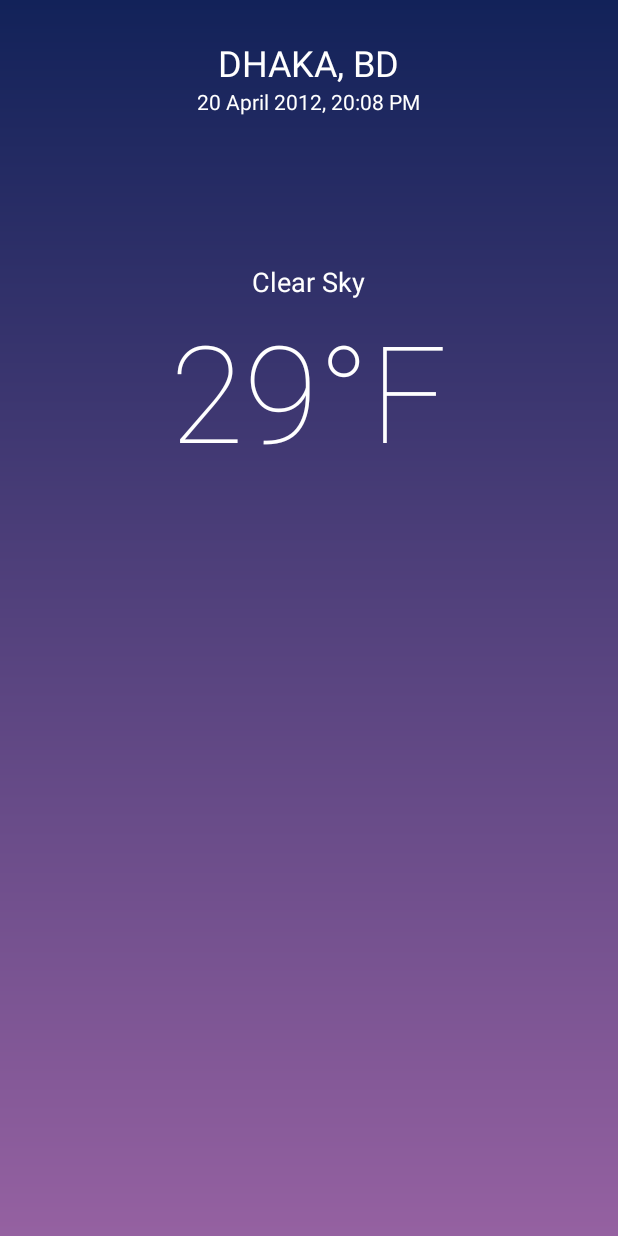
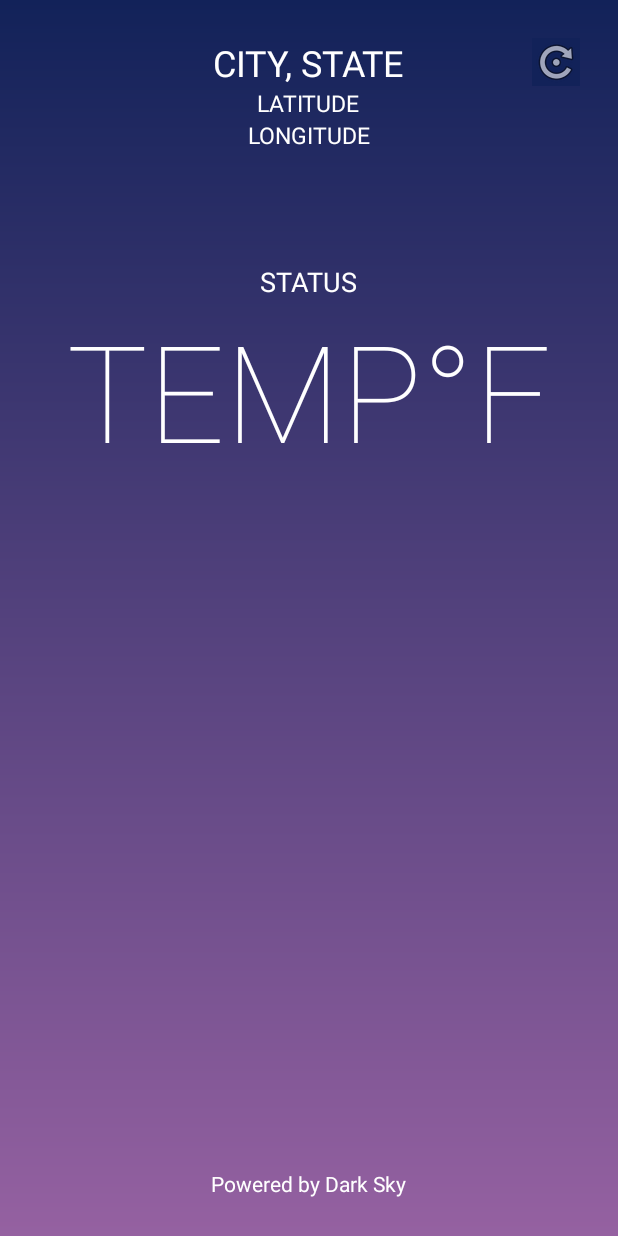
Before and after one commit to HCL212/AndroidWeather, an Android app: the screen it shows after launch (MainActivity), on a phone screen of 412 x 824 dp. Run offline under Robolectric (Android 15) with nearby library versions, the phone set to English and light mode, and no system bars.

```diff
--- a/app/build.gradle
+++ b/app/build.gradle
@@ -30,4 +30,5 @@ dependencies {
     androidTestImplementation 'androidx.test.espresso:espresso-core:3.2.0'
     implementation 'com.squareup.retrofit2:retrofit:2.6.2'
     implementation 'com.squareup.retrofit2:converter-gson:2.6.2'
+    implementation 'com.google.android.gms:play-services-location:17.0.0'
 }
--- a/app/src/main/java/com/example/androidweather/MainActivity.java
+++ /dev/null
@@ -1,78 +0,0 @@
-package com.example.androidweather;
-
-import androidx.appcompat.app.AppCompatActivity;
-
-import android.os.Bundle;
-import android.util.Log;
-import android.widget.TextView;
-
-import com.example.androidweather.model.Example;
-import com.example.androidweather.services.RetrofitInstance;
-import com.example.androidweather.services.WeatherService;
-
-import retrofit2.Call;
-import retrofit2.Callback;
-import retrofit2.Response;
-import retrofit2.Retrofit;
-
-public class MainActivity extends AppCompatActivity {
-
-    // TODO: store api key private
-    // TODO: get user lat and long from GPS
-    // TODO: daily forecast on bottom, in collection view
-    // TODO: use weather icons
-    // TODO: cache date in room or realm database, able to refresh data
-    // TODO: readme
-    // TODO: FUTURE: details of each day after selecting
-    // TODO: FUTURE: user add locations
-
-    private Double currTemp = 0.0;
-    private Double latitude = 40.712776;
-    private Double longitude = -74.005974;
-
-    // DARK SKY API KEY IS STORED IN GRADLE
-    //private String key = BuildConfig.DarkSkyKey;
-
-    // FOR DEMO PURPOSES, DARK SKY API KEY IS INCLUDED IN MAINACTIVITY
-    private String key = "2daafb9d2b0e6083c298882e99e100aa";
-
-    private TextView tempView;
-    private TextView weatherStatus;
-
-    @Override
-    protected void onCreate(Bundle savedInstanceState) {
-        super.onCreate(savedInstanceState);
-        setContentView(R.layout.activity_main);
-
-        tempView = findViewById(R.id.temp);
-        weatherStatus = findViewById(R.id.status);
-
-        getForecast();
-    }
-
-    public Object getForecast() {
-        final WeatherService weatherService = RetrofitInstance.getWeatherService();
-        Call<Example> call = weatherService.getWeatherData(key, latitude, longitude);
-
-        call.enqueue(new Callback<Example>() {
-            @Override
-            public void onResponse(Call<Example> call, Response<Example> response) {
-                Example forecast = response.body();
-
-                if (forecast != null && forecast.getCurrently() != null){
-                    currTemp = forecast.getCurrently().getTemperature();
-                    String tempString = Double.toString(currTemp);
-                    tempView.setText(tempString+"°F");
-
-                    weatherStatus.setText(forecast.getCurrently().getSummary());
-                }
-            }
-
-            @Override
-            public void onFailure(Call<Example> call, Throwable t) {
-                System.out.println(t);
-            }
-        });
-        return currTemp;
-    }
-}
--- a/app/src/main/java/com/example/androidweather/model/Currently.java
+++ b/app/src/main/java/com/example/androidweather/model/Currently.java
@@ -26,7 +26,7 @@ public class Currently {
     private Double precipIntensity;
     @SerializedName("precipProbability")
     @Expose
-    private Integer precipProbability;
+    private Double precipProbability;
     @SerializedName("temperature")
     @Expose
     private Double temperature;
@@ -112,11 +112,11 @@ public class Currently {
         this.precipIntensity = precipIntensity;
     }
 
-    public Integer getPrecipProbability() {
+    public Double getPrecipProbability() {
         return precipProbability;
     }
 
-    public void setPrecipProbability(Integer precipProbability) {
+    public void setPrecipProbability(Double precipProbability) {
         this.precipProbability = precipProbability;
     }
 
--- /dev/null
+++ b/app/src/main/java/com/example/androidweather/views/MainActivity.java
@@ -0,0 +1,229 @@
+package com.example.androidweather.views;
+
+import androidx.annotation.NonNull;
+import androidx.appcompat.app.AppCompatActivity;
+
+import android.Manifest;
+import android.content.Context;
+import android.content.Intent;
+import android.content.pm.PackageManager;
+
+import android.location.Address;
+import android.location.Criteria;
+import android.location.Geocoder;
+import android.location.Location;
+import android.location.LocationListener;
+import android.location.LocationManager;
+import android.net.Uri;
+import android.os.Build;
+import android.os.Bundle;
+import android.view.View;
+import android.widget.ImageButton;
+import android.widget.TextView;
+import android.widget.Toast;
+
+import com.example.androidweather.R;
+import com.example.androidweather.model.Example;
+import com.example.androidweather.services.RetrofitInstance;
+import com.example.androidweather.services.WeatherService;
+
+import java.io.IOException;
+import java.util.List;
+import java.util.Locale;
+
+import retrofit2.Call;
+import retrofit2.Callback;
+import retrofit2.Response;
+
+public class MainActivity extends AppCompatActivity implements LocationListener {
+
+    // TODO: daily forecast on bottom, in collection view
+    // TODO: use weather icons
+    // TODO: cache date in room or realm database
+    // TODO: comment code
+    // TODO: readme, GPS used for accuracy
+    // TODO: FUTURE: details of each day after selecting
+    // TODO: FUTURE: user add locations
+    // TODO: FUTURE: add date and time
+    // TODO: FUTURE: location name is omitted when switching locations since geocoding has high latency
+
+    private Double currTemp;
+    private Double latitude;
+    private Double longitude;
+
+    private LocationManager locationManager;
+    private String provider;
+
+    // DARK SKY API KEY IS STORED IN GRADLE
+    //private String key = BuildConfig.DarkSkyKey;
+
+    // FOR DEMO PURPOSES, DARK SKY API KEY IS INCLUDED IN MAINACTIVITY
+    private String key = "2daafb9d2b0e6083c298882e99e100aa";
+
+    private ImageButton refreshButton;
+    private TextView locationName;
+    private TextView latitudeCoords;
+    private TextView longitudeCoords;
+    private TextView tempView;
+    private TextView weatherStatus;
+    private TextView darkSky;
+
+    @Override
+    protected void onCreate(Bundle savedInstanceState) {
+        super.onCreate(savedInstanceState);
+        setContentView(R.layout.activity_main);
+
+        refreshButton = findViewById(R.id.refresh_button);
+        locationName = findViewById(R.id.address);
+        latitudeCoords = findViewById(R.id.latitude);
+        longitudeCoords = findViewById(R.id.longitude);
+        tempView = findViewById(R.id.temp);
+        weatherStatus = findViewById(R.id.status);
+        darkSky = findViewById(R.id.darksky);
+
+        // request permissions during runtime
+        if (Build.VERSION.SDK_INT >= Build.VERSION_CODES.M && checkSelfPermission(Manifest.permission.ACCESS_FINE_LOCATION)
+                != PackageManager.PERMISSION_GRANTED) {
+            requestPermissions(new String[]{Manifest.permission.ACCESS_FINE_LOCATION}, 1000);
+        } else {
+            getForecast();
+        }
+
+        // Get the location manager
+        locationManager = (LocationManager) getSystemService(Context.LOCATION_SERVICE);
+        // Define the criteria how to select the location provider -> use default
+        Criteria criteria = new Criteria();
+        provider = locationManager.getBestProvider(criteria, false);
+        Location location = locationManager.getLastKnownLocation(provider);
+
+        if (location != null) {
+            System.out.println("Provider " + provider + " has been selected.");
+            onLocationChanged(location);
+        } else {
+            System.out.println("Location unavailable");
+        }
+
+        // refresh button to refresh data from API
+        refreshButton.setOnClickListener(new View.OnClickListener() {
+            @Override
+            public void onClick(View v) {
+                getForecast();
+            }
+        });
+
+        // dark sky link
+        darkSky.setOnClickListener(new View.OnClickListener() {
+            @Override
+            public void onClick(View view)
+            {
+                Intent browser= new Intent(Intent.ACTION_VIEW, Uri.parse("https://darksky.net/poweredby/"));
+                startActivity(browser);
+            }
+        });
+
+    }
+
+    @Override
+    protected void onResume() {
+        super.onResume();
+        locationManager.requestLocationUpdates(provider, 400, 1, this);
+    }
+
+    @Override
+    protected void onPause() {
+        super.onPause();
+        locationManager.removeUpdates(this);
+    }
+
+    @Override
+    public void onLocationChanged(Location location) {
+        latitude = location.getLatitude();
+        longitude = location.getLongitude();
+
+        String latString = Double.toString(latitude);
+        String longString = Double.toString(longitude);
+
+        latitudeCoords.setText("Latitude: " + latString);
+        longitudeCoords.setText("Longitude: " + longString);
+
+        getForecast();
+    }
+
+    @Override
+    public void onStatusChanged(String provider, int status, Bundle extras) {
+    }
+
+    @Override
+    public void onProviderEnabled(String provider) {
+    }
+
+    @Override
+    public void onProviderDisabled(String provider) {
+    }
+
+    @Override
+    public void onRequestPermissionsResult(int requestCode, @NonNull String[] permissions, @NonNull int[] grantResults) {
+        switch (requestCode) {
+            case 1000:{
+                if (grantResults[0] == PackageManager.PERMISSION_GRANTED){
+                    getForecast();
+                } else {
+                    Toast.makeText(this, "Permission denied", Toast.LENGTH_SHORT).show();
+                }
+                break;
+            }
+        }
+    }
+
+    // geocoding too slow
+    // get name of location to display to user
+    private String hereLocation(double lat, double lon){
+        String cityName = "";
+
+        Geocoder geocoder = new Geocoder(this, Locale.getDefault());
+        List<Address> addresses;
+        try {
+            addresses = geocoder.getFromLocation(lat, lon, 1);
+            if (addresses.size() > 0){
+                for (Address adr:addresses){
+                    if (adr.getLocality() != null && adr.getLocality().length() > 0){
+                        cityName = adr.getLocality();
+                        break;
+                    }
+                }
+            }
+        } catch (IOException e) {
+            e.printStackTrace();
+        }
+
+        return cityName;
+    }
+
+    public Object getForecast() {
+        final WeatherService weatherService = RetrofitInstance.getWeatherService();
+        Call<Example> call = weatherService.getWeatherData(key, latitude, longitude);
+
+        call.enqueue(new Callback<Example>() {
+            @Override
+            public void onResponse(Call<Example> call, Response<Example> response) {
+                Example forecast = response.body();
+
+                if (forecast != null && forecast.getCurrently() != null){
+                    currTemp = forecast.getCurrently().getTemperature();
+                    String tempString = Double.toString(currTemp);
+
+                    //locationName.setText(hereLocation(latitude,longitude));
+                    tempView.setText(tempString+"°F");
+                    weatherStatus.setText(forecast.getCurrently().getSummary());
+                }
+            }
+
+            @Override
+            public void onFailure(Call<Example> call, Throwable t) {
+                System.out.println(t);
+            }
+        });
+        return currTemp;
+    }
+
+}
--- a/app/src/main/res/layout/activity_main.xml
+++ b/app/src/main/res/layout/activity_main.xml
@@ -1,5 +1,6 @@
 <?xml version="1.0" encoding="utf-8"?>
 <RelativeLayout xmlns:android="http://schemas.android.com/apk/res/android"
+    xmlns:app="http://schemas.android.com/apk/res-auto"
     android:orientation="vertical"
     android:layout_width="match_parent"
     android:layout_height="match_parent"
@@ -21,15 +22,29 @@
                 android:layout_height="wrap_content"
                 android:textSize="24dp"
                 android:textColor="@android:color/white"
-                android:text="DHAKA, BD"/>
-            <TextView android:id="@+id/updated_at"
+                android:text="CITY, STATE"/>
+            <TextView android:id="@+id/latitude"
                 android:layout_width="wrap_content"
                 android:layout_height="wrap_content"
-                android:textSize="14dp"
+                android:textSize="15dp"
                 android:textColor="@android:color/white"
-                android:text="20 April 2012, 20:08 PM"/>
+                android:text="LATITUDE"/>
+            <TextView android:id="@+id/longitude"
+                android:layout_width="wrap_content"
+                android:layout_height="wrap_content"
+                android:textSize="15dp"
+                android:textColor="@android:color/white"
+                android:text="LONGITUDE"/>
+
         </LinearLayout>
 
+        <ImageButton
+            android:id="@+id/refresh_button"
+            android:layout_width="wrap_content"
+            android:layout_height="wrap_content"
+            android:layout_alignParentEnd="true"
+            android:background="#122259"
+            app:srcCompat="@android:drawable/ic_menu_rotate" />
 
         <LinearLayout
             android:id="@+id/overviewContainer"
@@ -45,7 +60,7 @@
                 android:textSize="18dp"
                 android:textColor="@android:color/white"
                 android:layout_gravity="center"
-                android:text="Clear Sky"/>
+                android:text="STATUS"/>
             <TextView android:id="@+id/temp"
                 android:layout_width="wrap_content"
                 android:layout_height="wrap_content"
@@ -53,27 +68,20 @@
                 android:textColor="@android:color/white"
                 android:fontFamily="sans-serif-thin"
                 android:layout_gravity="center"
-                android:text="29°F"/>
+                android:text="TEMP°F"/>
 
         </LinearLayout>
 
     </RelativeLayout>
 
-
-    <ProgressBar
-        android:id="@+id/loader"
+    <TextView
+        android:id="@+id/darksky"
+        android:layout_alignBottom="@id/mainContainer"
         android:layout_width="wrap_content"
         android:layout_height="wrap_content"
         android:layout_centerInParent="true"
-        android:visibility="gone"/>
-
-    <TextView
-        android:id="@+id/errorText"
-        android:layout_width="wrap_content"
-        android:layout_height="wrap_content"
-        android:layout_centerInParent="true"
-        android:visibility="gone"
-        android:text="Something went wrong"/>
-
+        android:clickable="true"
+        android:linksClickable="true"
+        android:text="Powered by Dark Sky"/>
 
 </RelativeLayout>
--- a/app/src/main/res/values/strings.xml
+++ b/app/src/main/res/values/strings.xml
@@ -1,3 +1,4 @@
 <resources>
     <string name="app_name">AndroidWeather</string>
+
 </resources>
```
Also changed, not shown: app/src/main/AndroidManifest.xml (+5 -2 lines), app/src/main/res/drawable/refresh.png (added).
